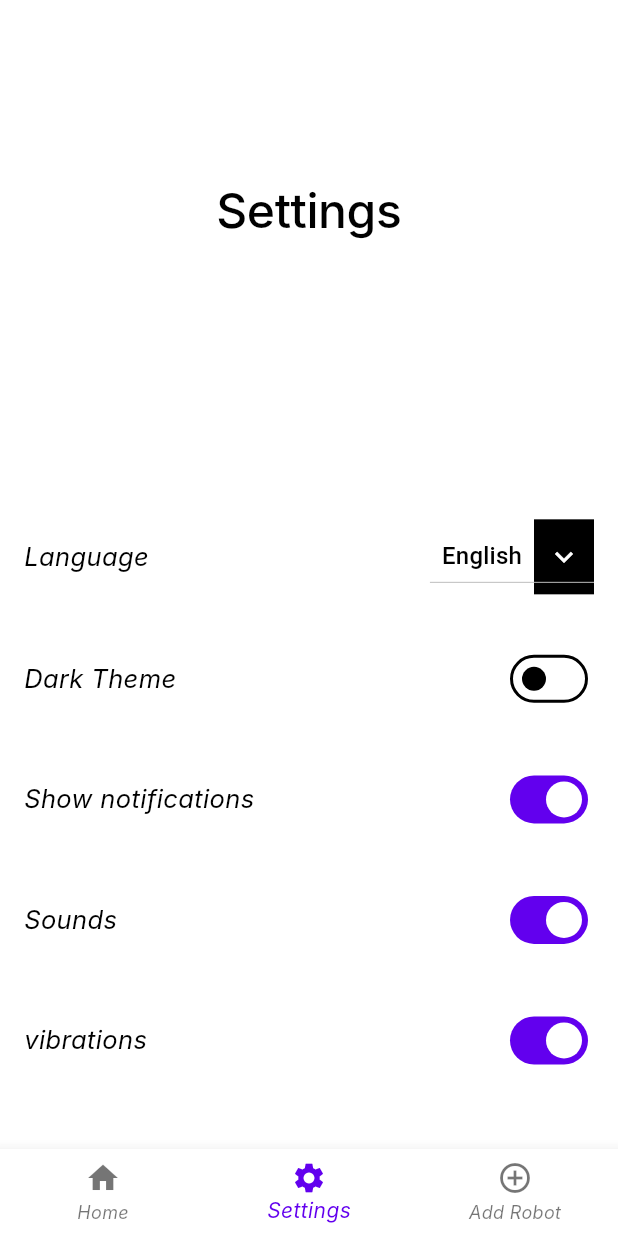
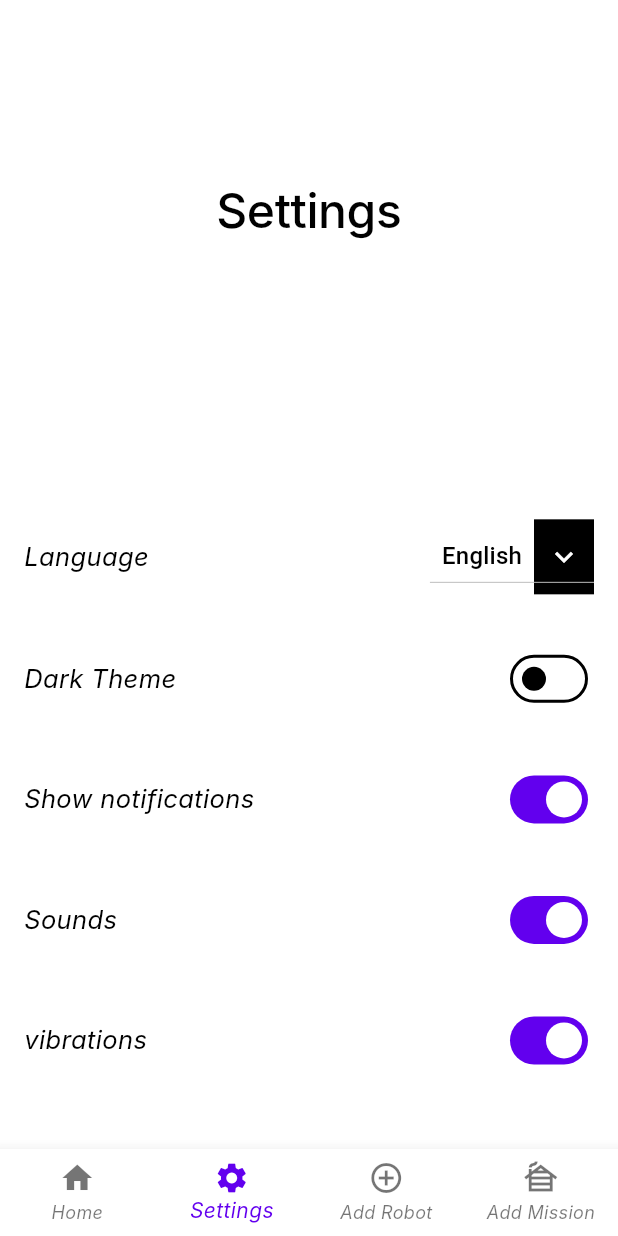
Before and after one commit to AmgadAbdsalam/forkapp, a Flutter app: the MainView screen opened by its route, item 2 of the bottom bar chosen, on a phone screen of 412 x 824 dp. Run offline on Flutter 3.47's test engine with Material 3 defaults, Android fonts, the phone set to English and light mode, and no system bars; our stand-ins replace cloud_firestore, dartz, device_preview, dio, easy_localization, firebase_auth and 12 more; accounts and stored records are empty; generated files the repository leaves out were written again; Roboto replaces fonts that are missing (Inter).

Commit message:
add mission screen

```diff
--- a/lib/app/helper_functions.dart
+++ b/lib/app/helper_functions.dart
@@ -12,7 +12,7 @@ Future<Either<Failure, GetNearestRobotResponse>> getNearestRobot(
   String robotId = '';
   RobotRequest? selectedRobot;
   double cost = double.maxFinite;
-  List<List<int>> grid = List.generate(7, (index) => List.filled(7, 0));
+  List<List<int>> grid = List.generate(100, (index) => List.filled(100, 0));
   List<RobotRequest> robots = [];
   var response = await MapDataUseCase(instance()).execute(null);
   response.fold((falure) {
--- a/lib/presntation/main/main_view.dart
+++ b/lib/presntation/main/main_view.dart
@@ -4,6 +4,7 @@ import 'package:responsive/presntation/home/home_view/home_view.dart';
 import 'package:responsive/presntation/setting/view/setting_view.dart';
 
 import '../../app/di.dart';
+import '../add_mission/add_mission_view.dart';
 import '../add_robot/add_robot_view/add_robot_view.dart';
 
 class MainView extends ConsumerStatefulWidget {
@@ -26,11 +27,13 @@ class MainViewState extends ConsumerState<MainView> {
     HomeView(),
     SettingView(),
     AddRobotView(),
+    AddMissionView(),
   ];
   static const List<String> appBarText = [
     'Home',
     'Setting',
     'Add Robot',
+    'Add Mission'
   ];
 
   @override
@@ -51,9 +54,12 @@ class MainViewState extends ConsumerState<MainView> {
       //         centerTitle: false,
       //       ),
       bottomNavigationBar: BottomNavigationBar(
+        type: BottomNavigationBarType.fixed,
+        currentIndex: _currentIndex,
         onTap: (index) {
-          setState(() {});
-          _currentIndex = index;
+          setState(() {
+            _currentIndex = index;
+          });
         },
         items: const [
           BottomNavigationBarItem(
@@ -65,8 +71,9 @@ class MainViewState extends ConsumerState<MainView> {
               icon: Icon(Icons.settings), label: 'Settings'),
           BottomNavigationBarItem(
               icon: Icon(Icons.control_point), label: 'Add Robot'),
+          BottomNavigationBarItem(
+              icon: Icon(Icons.cabin), label: 'Add Mission'),
         ],
-        currentIndex: _currentIndex,
       ),
       body: _screens[_currentIndex],
     );
--- a/lib/presntation/resources/routes_manager.dart
+++ b/lib/presntation/resources/routes_manager.dart
@@ -7,6 +7,7 @@ import 'package:responsive/presntation/resources/strings_manager.dart';
 import 'package:responsive/presntation/setting/view/setting_view.dart';
 
 import '../../app/di.dart';
+import '../add_mission/add_mission_view.dart';
 import '../configration/config_view/config_view.dart';
 import '../login/view/login_view.dart';
 import '../main/main_view.dart';
@@ -27,6 +28,7 @@ class Routes {
   static const String settingRoute = "/setting";
   static const String configuration = "/configuration";
   static const String addRobot = "/addRobot";
+  static const String addMission = "/addMission";
 }
 
 class RouteGenerator {
@@ -52,6 +54,8 @@ class RouteGenerator {
       case Routes.configuration:
         initUpdateMapModule();
         return MaterialPageRoute(builder: (_) => const ConfigView());
+      case Routes.addMission:
+        return MaterialPageRoute(builder: (_)=> const AddMissionView());
       case Routes.addRobot:
         return MaterialPageRoute(builder: (_) {
           return BlocProvider(
```
Also changed, not shown: lib/presntation/add_mission/add_mission_view.dart (added, +10 -0 lines), lib/presntation/add_mission/add_mission_view_model.dart (added), 4 other files.
